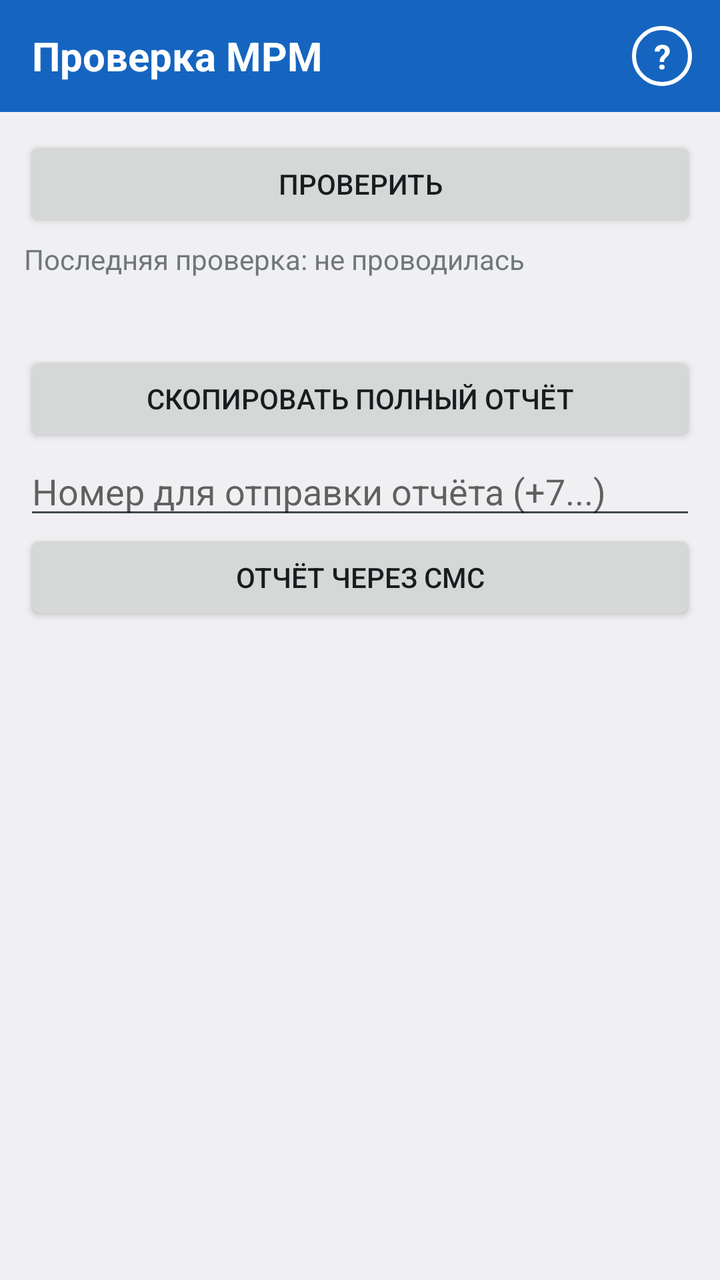
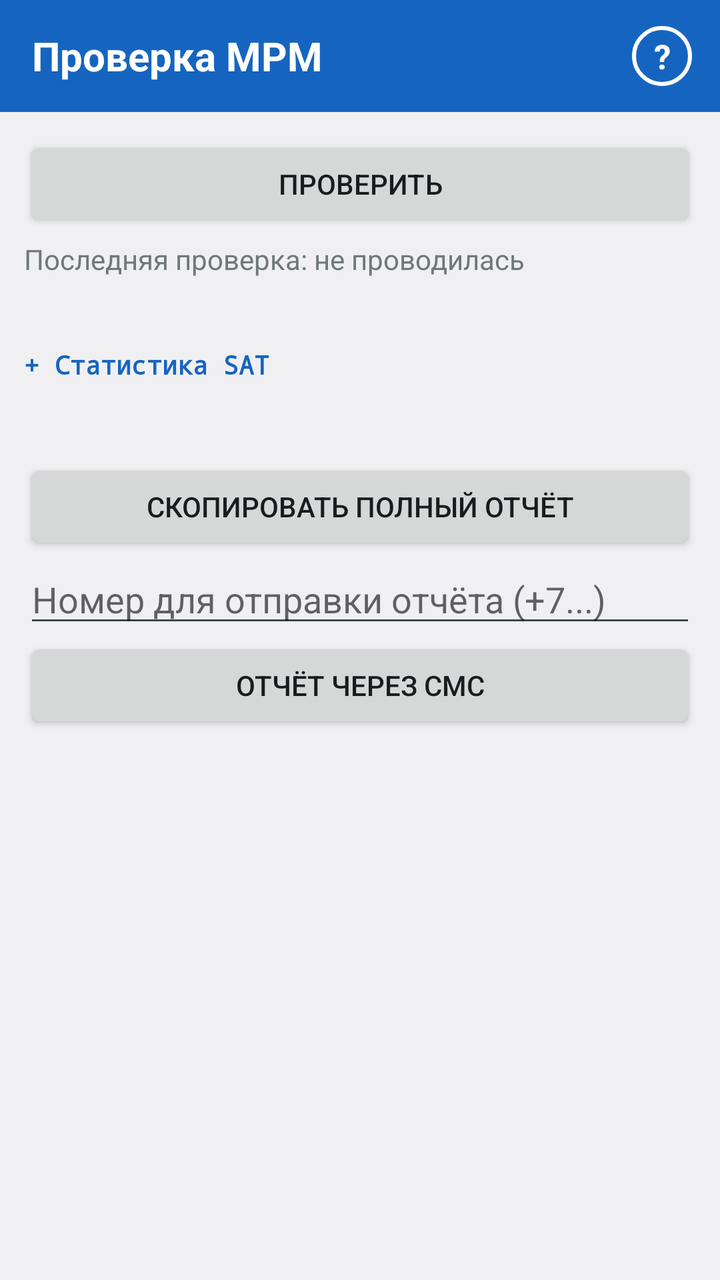

Before-and-after screenshots of an Android layout around one commit, followed by the original layout XML and the change that was made.
<!-- AndroidManifest.xml: application theme AppTheme -->
<!-- res/layout/activity_main.xml -->
<?xml version="1.0" encoding="utf-8"?>
<LinearLayout xmlns:android="http://schemas.android.com/apk/res/android"
    android:layout_width="match_parent"
    android:layout_height="match_parent"
    android:orientation="vertical">

    
    <LinearLayout
        android:layout_width="match_parent"
        android:layout_height="56dp"
        android:background="#1565C0"
        android:gravity="center_vertical"
        android:orientation="horizontal"
        android:paddingStart="16dp"
        android:paddingEnd="14dp">

        <TextView
            android:layout_width="0dp"
            android:layout_height="wrap_content"
            android:layout_weight="1"
            android:text="@string/app_name"
            android:textColor="#FFFFFF"
            android:textSize="20sp"
            android:textStyle="bold" />

        <TextView
            android:id="@+id/btnHelp"
            android:layout_width="30dp"
            android:layout_height="30dp"
            android:background="@drawable/help_circle"
            android:clickable="true"
            android:contentDescription="О программе"
            android:focusable="true"
            android:gravity="center"
            android:text="?"
            android:textColor="#FFFFFF"
            android:textSize="17sp"
            android:textStyle="bold" />
    </LinearLayout>

    <ScrollView
        android:layout_width="match_parent"
        android:layout_height="0dp"
        android:layout_weight="1"
        android:fillViewport="true">

        <LinearLayout
            android:layout_width="match_parent"
            android:layout_height="wrap_content"
            android:orientation="vertical"
            android:padding="12dp">

            <Button
                android:id="@+id/btnCheck"
                android:layout_width="match_parent"
                android:layout_height="wrap_content"
                android:text="ПРОВЕРИТЬ" />

            <TextView
                android:id="@+id/tvStatus"
                android:layout_width="match_parent"
                android:layout_height="wrap_content"
                android:paddingTop="4dp"
                android:paddingBottom="8dp"
                android:text="Последняя проверка: не проводилась"
                android:textSize="14sp" />

            <TextView
                android:id="@+id/tvReport"
                android:layout_width="match_parent"
                android:layout_height="wrap_content"
                android:paddingBottom="12dp"
                android:textSize="12sp"
                android:typeface="monospace" />

            <Button
                android:id="@+id/btnCopy"
                android:layout_width="match_parent"
                android:layout_height="wrap_content"
                android:text="СКОПИРОВАТЬ ПОЛНЫЙ ОТЧЁТ" />

            <EditText
                android:id="@+id/etPhone"
                android:layout_width="match_parent"
                android:layout_height="wrap_content"
                android:hint="Номер для отправки отчёта (+7...)"
                android:importantForAutofill="no"
                android:inputType="phone" />

            <Button
                android:id="@+id/btnSmsApp"
                android:layout_width="match_parent"
                android:layout_height="wrap_content"
                android:text="ОТЧЁТ ЧЕРЕЗ СМС" />
        </LinearLayout>
    </ScrollView>
</LinearLayout>
<!-- resources referenced by this layout -->
<resources>
  <!-- drawable help_circle (drawable) -->
  <?xml version="1.0" encoding="utf-8"?>
  <shape xmlns:android="http://schemas.android.com/apk/res/android" android:shape="oval">
      <solid android:color="#00000000" />
      <stroke android:width="2dp" android:color="#FFFFFF" />
  </shape>
  <string name="app_name">Проверка МРМ</string>
  <style name="AppTheme" parent="android:Theme.DeviceDefault.Light.NoActionBar">
          <item name="android:statusBarColor">#0D47A1</item>
      </style>
</resources>

<!-- the commit's change to res/layout/activity_main.xml (unified diff, before → after) -->
@@ -65,8 +65,50 @@
                 android:text="Последняя проверка: не проводилась"
                 android:textSize="14sp" />
 
+            
             <TextView
                 android:id="@+id/tvReport"
+                android:layout_width="match_parent"
+                android:layout_height="wrap_content"
+                android:textSize="12sp"
+                android:typeface="monospace" />
+
+            
+            <TextView
+                android:id="@+id/tvSatHeader"
+                android:layout_width="match_parent"
+                android:layout_height="wrap_content"
+                android:clickable="true"
+                android:focusable="true"
+                android:paddingTop="10dp"
+                android:paddingBottom="10dp"
+                android:text="+ Статистика SAT"
+                android:textColor="#1565C0"
+                android:textSize="13sp"
+                android:textStyle="bold"
+                android:typeface="monospace" />
+
+            
+            <HorizontalScrollView
+                android:id="@+id/hsvSats"
+                android:layout_width="match_parent"
+                android:layout_height="wrap_content"
+                android:paddingBottom="8dp"
+                android:visibility="gone">
+
+                <TextView
+                    android:id="@+id/tvSats"
+                    android:layout_width="wrap_content"
+                    android:layout_height="wrap_content"
+                    android:paddingStart="8dp"
+                    android:paddingEnd="8dp"
+                    android:textSize="11sp"
+                    android:typeface="monospace" />
+            </HorizontalScrollView>
+
+            
+            <TextView
+                android:id="@+id/tvReport2"
                 android:layout_width="match_parent"
                 android:layout_height="wrap_content"
                 android:paddingBottom="12dp"
